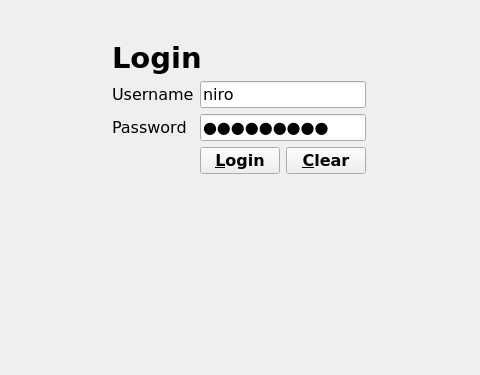
The window that LibraryManagementSystem/widgets/login/loginview.ui (NiroSugir/LibraryManagementSystem) describes before a commit, drawn with Qt 5; both pictures show x 142 to 622 and y 161 to 536 of the 762 by 536 pixel window.
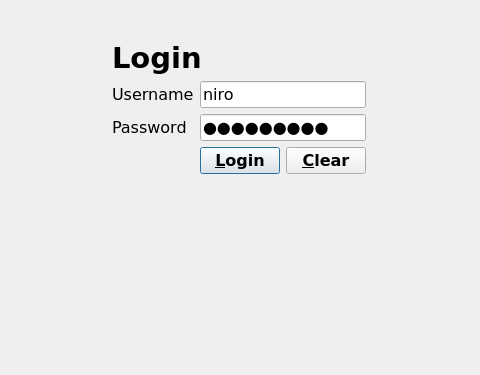
The same window after the commit.

The edit to the form file:
```diff
--- a/LibraryManagementSystem/widgets/login/loginview.ui
+++ b/LibraryManagementSystem/widgets/login/loginview.ui
@@ -122,6 +122,12 @@
          <property name="text">
           <string>&amp;Login</string>
          </property>
+         <property name="autoDefault">
+          <bool>true</bool>
+         </property>
+         <property name="default">
+          <bool>true</bool>
+         </property>
         </widget>
        </item>
       </layout>
```
Left out of the diff: 3 changed lines with no effect on the pictures.
